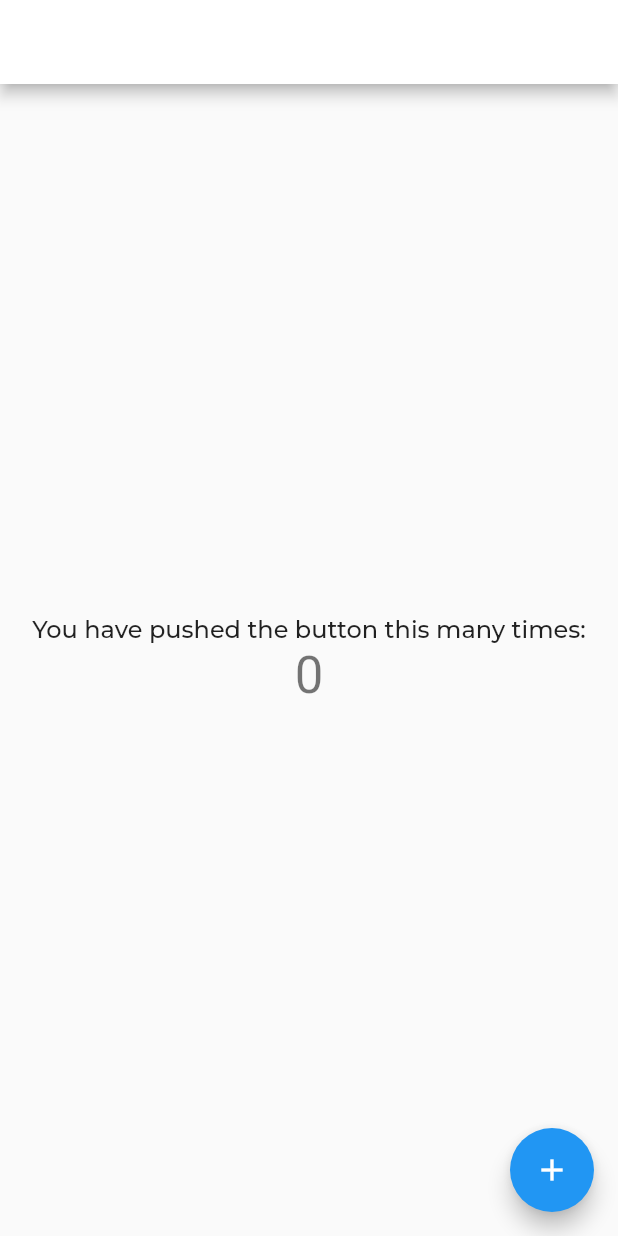
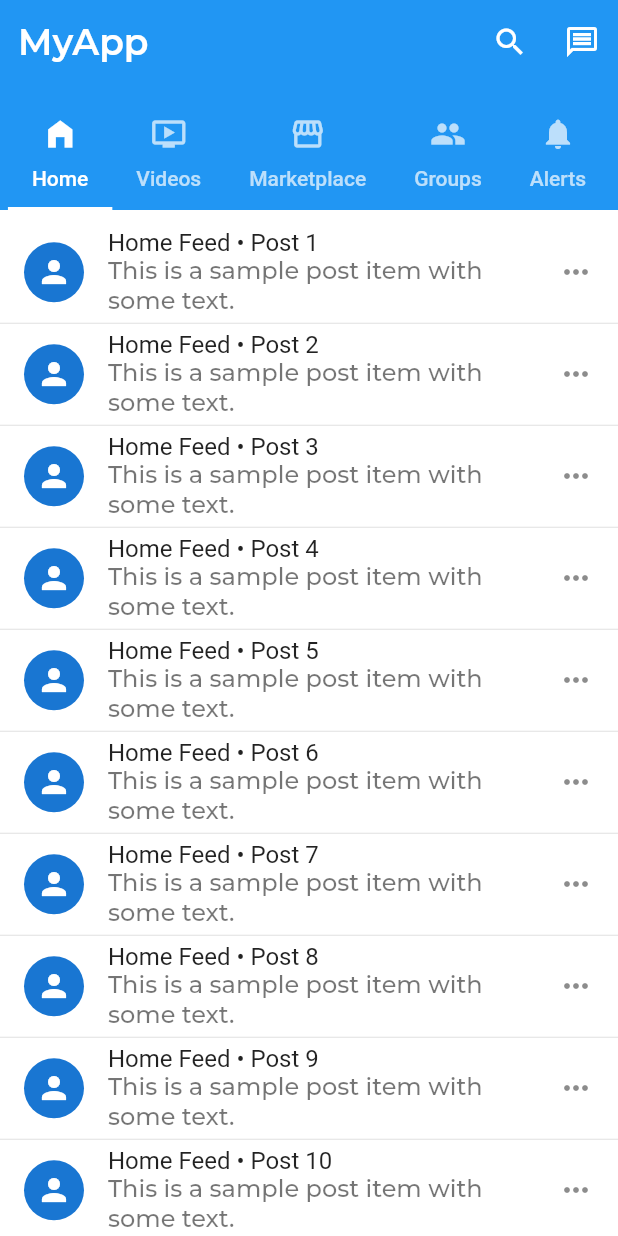
Before and after one commit to OwaisQureshi123/flyluggage, a Flutter app: the screen it shows after launch, on a phone screen of 412 x 824 dp. Run offline on Flutter 3.47's test engine with Material 3 defaults, Android fonts, the phone set to English and light mode, and no system bars; our stand-ins replace get, google_fonts; statements that could not run were skipped.

Commit message:
Add files via upload

```diff
--- /dev/null
+++ b/assets/lang/en.json
@@ -0,0 +1,10 @@
+{
+  "hello" : "Hello",
+  "welcome_back" : "Welcome Back!",
+
+  "pack_savings" : "Pack your savings",
+  "monetise" : "Monetise",
+
+  "showing_result" : "Showing --number-- result"
+
+}
--- a/lib/core/my_theme.dart
+++ b/lib/core/my_theme.dart
@@ -23,7 +23,24 @@ class MyTheme {
 
   ThemeData myThemeData() {
     return ThemeData(
-      textTheme: TextTheme(
+      brightness:  Brightness.light,
+      scaffoldBackgroundColor: Colors.white,
+      textTheme: _TextTheme(),
+      useMaterial3: false,
+    );
+  }
+
+  ThemeData myThemeDataDark() {
+    return ThemeData(
+      brightness:  Brightness.dark,
+      scaffoldBackgroundColor: Colors.black,
+      textTheme: _TextTheme(),
+      useMaterial3: false,
+    );
+  }
+
+  TextTheme _TextTheme() {
+    return TextTheme(
       titleLarge: GoogleFonts.montserrat(
         fontSize: 24,
         fontWeight: FontWeight.w600,
@@ -69,8 +86,8 @@ class MyTheme {
         fontWeight: FontWeight.w400,
         letterSpacing: 0.1,
       ),
-      ),
-      useMaterial3: false,
     );
   }
+
+
 }
--- /dev/null
+++ b/lib/core/routes.dart
@@ -0,0 +1,16 @@
+
+import 'package:fl/ui/home_screen/home_screen.dart';
+import 'package:get/get.dart';
+
+class Routes {
+
+  static const String HOME = "/home";
+
+  static List<GetPage> getPages = [
+    GetPage(
+      name: HOME,
+      page: () => HomeScreen(),
+    ),
+  ];
+
+}
--- a/lib/main.dart
+++ b/lib/main.dart
@@ -1,9 +1,22 @@
+import 'dart:convert';
+
 import 'package:fl/core/my_theme.dart';
 import 'package:flutter/material.dart';
+import 'package:flutter/services.dart';
 import 'package:get/get.dart';
 
-void main() {
+import 'core/routes.dart';
+
+dynamic myLanguage;
+
+void main() async {
+
+  WidgetsFlutterBinding.ensureInitialized();
+
+  myLanguage = await loadJsonData();
+  print(myLanguage.toString());
   runApp(const MyApp());
+
 }
 
 class MyApp extends StatelessWidget {
@@ -15,7 +28,10 @@ class MyApp extends StatelessWidget {
     return GetMaterialApp(
       title: 'Flutter Demo',
       theme: MyTheme().myThemeData(),
-      home: const MyHomePage(title: 'Flutter Demo Home Page'),
+      darkTheme: MyTheme().myThemeDataDark(),
+      themeMode: ThemeMode.light,
+      getPages: Routes.getPages,
+      initialRoute: Routes.HOME,
     );
   }
 }
@@ -105,3 +121,8 @@ class _MyHomePageState extends State<MyHomePage> {
     );
   }
 }
+
+Future<Map<String, dynamic>> loadJsonData() async {
+  String jsonString = await rootBundle.loadString('assets/lang/en.json');
+  return json.decode(jsonString);
+}
--- /dev/null
+++ b/lib/ui/home_screen/home_screen.dart
@@ -0,0 +1,94 @@
+
+import 'package:fl/ui/widgets/my_body.dart';
+import 'package:flutter/cupertino.dart';
+import 'package:flutter/material.dart';
+
+class HomeScreen extends StatelessWidget{
+
+
+  @override
+  Widget build(BuildContext context) {
+    return FacebookLikeScreen();//MyBody(child: child)
+  }
+}
+
+
+class FacebookLikeScreen extends StatefulWidget {
+  const FacebookLikeScreen({super.key});
+
+  @override
+  State<FacebookLikeScreen> createState() => _FacebookLikeScreenState();
+}
+
+class _FacebookLikeScreenState extends State<FacebookLikeScreen> {
+
+  @override
+  Widget build(BuildContext context) {
+    return DefaultTabController(
+      length: 5, // like Facebook: Home, Videos, Marketplace, Groups, Notifications
+      child: Scaffold(
+        body: NestedScrollView(
+          headerSliverBuilder: (context, innerBoxIsScrolled) => [
+            SliverAppBar(
+              pinned: true,
+              floating: true,
+              snap: true,
+              expandedHeight: 140,
+              elevation: 0,
+              centerTitle: false,
+              titleSpacing: 12,
+              title: Text('MyApp' ),
+              actions: [
+                IconButton(onPressed: () {}, icon: const Icon(Icons.search)),
+                IconButton(onPressed: () {}, icon: const Icon(Icons.message_outlined)),
+              ],
+              bottom: const TabBar(
+                isScrollable: true,
+                tabAlignment: TabAlignment.start,
+                tabs: [
+                  Tab(icon: Icon(Icons.home_filled), text: 'Home'),
+                  Tab(icon: Icon(Icons.ondemand_video), text: 'Videos'),
+                  Tab(icon: Icon(Icons.storefront), text: 'Marketplace'),
+                  Tab(icon: Icon(Icons.group), text: 'Groups'),
+                  Tab(icon: Icon(Icons.notifications), text: 'Alerts'),
+                ],
+              ),
+            ),
+          ],
+          body: const TabBarView(
+            children: [
+              _FeedList(title: 'Home Feed'),
+              _FeedList(title: 'Videos'),
+              _FeedList(title: 'Marketplace'),
+              _FeedList(title: 'Groups'),
+              _FeedList(title: 'Notifications'),
+            ],
+          ),
+        ),
+      ),
+    );
+  }
+}
+
+
+class _FeedList extends StatelessWidget {
+  final String title;
+  const _FeedList({required this.title});
+
+  @override
+  Widget build(BuildContext context) {
+    return ListView.separated(
+      padding: const EdgeInsets.only(top: 8, bottom: 24),
+      itemCount: 24,
+      separatorBuilder: (_, __) => const Divider(height: 1),
+      itemBuilder: (context, i) {
+        return ListTile(
+          leading: const CircleAvatar(child: Icon(Icons.person)),
+          title: Text('$title • Post ${i + 1}'),
+          subtitle: const Text('This is a sample post item with some text.'),
+          trailing: const Icon(Icons.more_horiz),
+        );
+      },
+    );
+  }
+}
--- /dev/null
+++ b/lib/ui/home_screen/widgets/welcome_bar.dart
@@ -0,0 +1,22 @@
+
+import 'package:flutter/cupertino.dart';
+
+class WelcomeBar extends StatelessWidget{
+
+  @override
+  Widget build(BuildContext context) {
+    return Row(
+      children: [
+
+        Column(
+          spacing: 10,
+          children: [
+            Text("")
+          ],
+        )
+
+      ],
+    );
+  }
+
+}
--- /dev/null
+++ b/lib/ui/widgets/my_body.dart
@@ -0,0 +1,14 @@
+import 'package:flutter/cupertino.dart';
+import 'package:flutter/material.dart';
+
+class MyBody extends StatelessWidget {
+
+  Widget child;
+
+  MyBody({required this.child});
+
+  @override
+  Widget build(BuildContext context) {
+    return Scaffold(body: child);
+  }
+}
```
Lines whose indentation alone changed are shown as unchanged.
